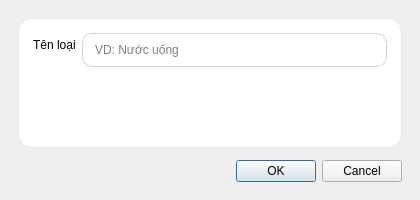
Above: app/ui/dialog_service_type.ui from thaieaut-engineer/Cong-nghe-phan-mem before the change. Below: the same form after it.
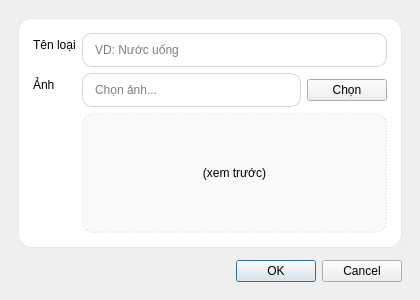
That is the form after the change.

Diff of the .ui file:
```diff
--- a/app/ui/dialog_service_type.ui
+++ b/app/ui/dialog_service_type.ui
@@ -59,6 +59,50 @@
         </property>
        </widget>
       </item>
+      <item row="1" column="0">
+       <widget class="QLabel" name="labelImage">
+        <property name="text">
+         <string>Ảnh</string>
+        </property>
+       </widget>
+      </item>
+      <item row="1" column="1">
+       <layout class="QHBoxLayout" name="imageLayout">
+        <item>
+         <widget class="QLineEdit" name="lineImage">
+          <property name="placeholderText">
+           <string>Chọn ảnh...</string>
+          </property>
+         </widget>
+        </item>
+        <item>
+         <widget class="QPushButton" name="btnBrowseImage">
+          <property name="text">
+           <string>Chọn</string>
+          </property>
+         </widget>
+        </item>
+       </layout>
+      </item>
+      <item row="2" column="1">
+       <widget class="QLabel" name="lblPreview">
+        <property name="minimumSize">
+         <size>
+          <width>120</width>
+          <height>120</height>
+         </size>
+        </property>
+        <property name="styleSheet">
+         <string notr="true">QLabel{border:1px dashed #d1d5db;border-radius:12px;background:#f9fafb;}</string>
+        </property>
+        <property name="alignment">
+         <set>Qt::AlignCenter</set>
+        </property>
+        <property name="text">
+         <string>(xem trước)</string>
+        </property>
+       </widget>
+      </item>
      </layout>
     </widget>
    </item>
```
